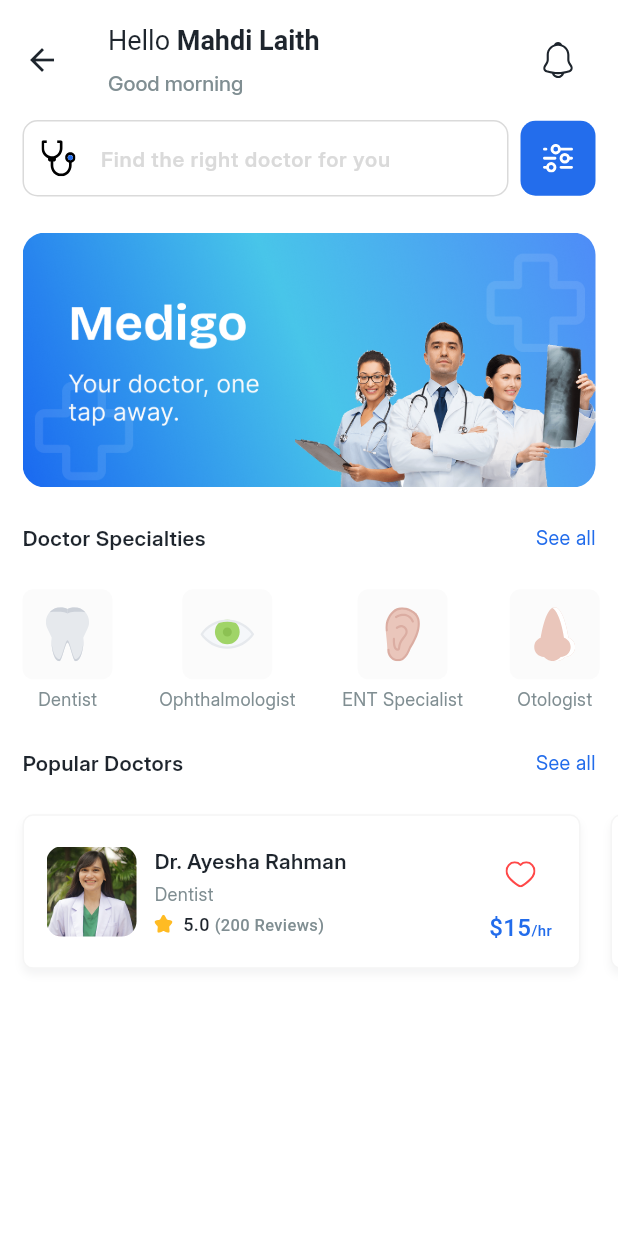
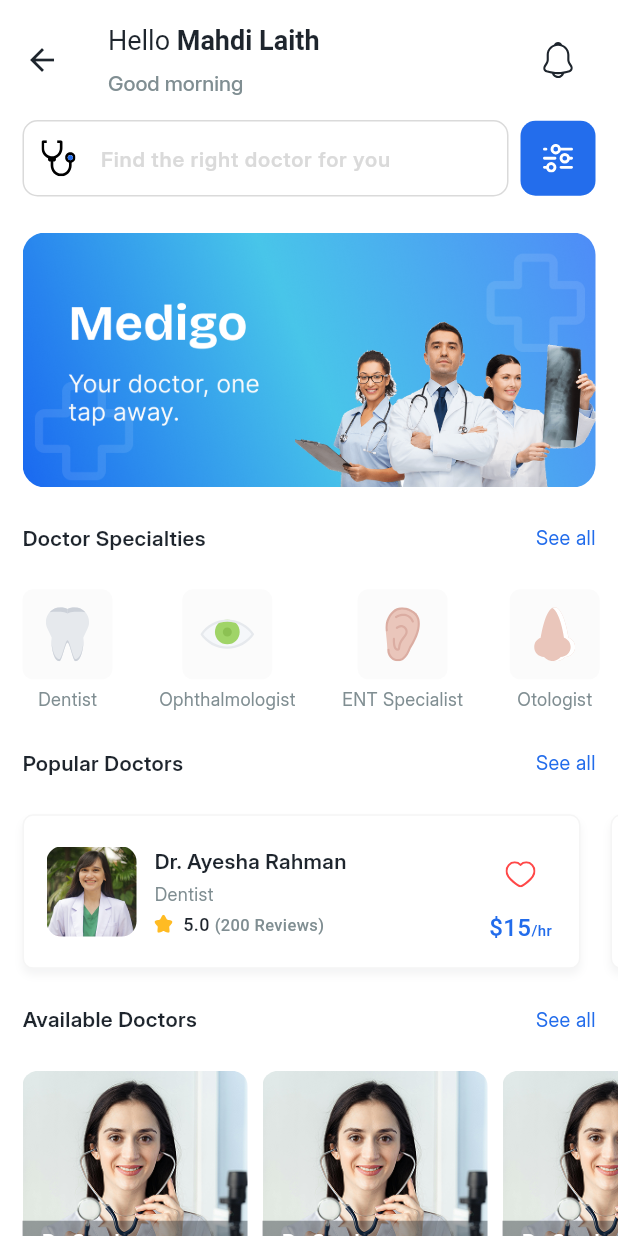
Before and after one commit to LaithMahdi/medigo, a Flutter app: the HomeScreen screen opened directly, on a phone screen of 412 x 824 dp. Run offline on Flutter 3.47's test engine with Material 3 defaults, Android fonts, the phone set to English and light mode, and no system bars; our stand-ins replace flutter_spinkit, flutter_svg, get, shared_preferences; accounts and stored records are empty.

Commit message:
feat: add HomeAvailableDoctorCard and HomeAvailableDoctorSection for displaying available doctors

```diff
--- a/lib/views/home/home_screen.dart
+++ b/lib/views/home/home_screen.dart
@@ -1,14 +1,9 @@
 import 'package:flutter/material.dart';
 import 'package:flutter_svg/flutter_svg.dart';
-import 'package:medigo/core/constant/app_color.dart';
 import 'package:medigo/core/constant/app_image.dart';
-import 'package:medigo/data/dummy.dart';
 import 'package:medigo/shared/spacer.dart';
-import 'package:medigo/views/authentification/widgets/auth_input.dart';
-
-import '../../core/config.dart';
-import '../../core/functions/get_greeting_message.dart';
 import 'widgets/home_appbar_title.dart';
+import 'widgets/home_available_doctor_section.dart';
 import 'widgets/home_cover_sliding.dart';
 import 'widgets/home_popular_doctor_section.dart';
 import 'widgets/home_search_row.dart';
@@ -55,6 +50,13 @@ class HomeScreen extends StatelessWidget {
           ),
           SliverToBoxAdapter(child: VerticalSpacer(24)),
           SliverToBoxAdapter(child: HomePopularDoctorSection()),
+          SliverToBoxAdapter(child: VerticalSpacer(24)),
+          SliverToBoxAdapter(
+            child: HomeSeeMoreButton(title: "Available Doctors", onTap: () {}),
+          ),
+          SliverToBoxAdapter(child: VerticalSpacer(24)),
+          SliverToBoxAdapter(child: HomeAvailableDoctorSection()),
+          SliverToBoxAdapter(child: VerticalSpacer(24)),
         ],
       ),
     );
--- /dev/null
+++ b/lib/views/home/widgets/home_available_doctor_card.dart
@@ -0,0 +1,64 @@
+import 'package:flutter/material.dart';
+import '../../../core/constant/app_color.dart';
+import '../../../core/constant/app_image.dart';
+
+class HomeAvailableDoctorCard extends StatelessWidget {
+  const HomeAvailableDoctorCard({super.key});
+
+  @override
+  Widget build(BuildContext context) {
+    return Container(
+      width: 150,
+      height: 150,
+      decoration: BoxDecoration(borderRadius: BorderRadius.circular(10)),
+      child: Stack(
+        children: [
+          Positioned.fill(
+            child: ClipRRect(
+              borderRadius: BorderRadius.circular(10),
+              child: Image.asset(
+                AppImage.imagesDoctorDoctor3,
+                fit: BoxFit.cover,
+              ),
+            ),
+          ),
+          Positioned(
+            bottom: 0,
+
+            right: 0,
+            left: 0,
+            child: Container(
+              height: 50,
+              padding: EdgeInsets.symmetric(horizontal: 13, vertical: 5),
+              decoration: BoxDecoration(
+                color: AppColor.black.withValues(alpha: .4),
+                borderRadius: BorderRadius.only(
+                  bottomLeft: Radius.circular(10),
+                  bottomRight: Radius.circular(10),
+                ),
+              ),
+              child: Column(
+                spacing: 4,
+                crossAxisAlignment: CrossAxisAlignment.start,
+                children: [
+                  Text(
+                    "Dr. Sarah",
+                    style: TextStyle(
+                      fontSize: 13,
+                      fontWeight: FontWeight.w600,
+                      color: AppColor.white,
+                    ),
+                  ),
+                  Text(
+                    "Otologist",
+                    style: TextStyle(fontSize: 12, color: AppColor.secondary),
+                  ),
+                ],
+              ),
+            ),
+          ),
+        ],
+      ),
+    );
+  }
+}
--- /dev/null
+++ b/lib/views/home/widgets/home_available_doctor_section.dart
@@ -0,0 +1,21 @@
+import 'package:flutter/material.dart';
+import '../../../core/config.dart';
+import 'home_available_doctor_card.dart';
+
+class HomeAvailableDoctorSection extends StatelessWidget {
+  const HomeAvailableDoctorSection({super.key});
+
+  @override
+  Widget build(BuildContext context) {
+    return SingleChildScrollView(
+      scrollDirection: Axis.horizontal,
+      padding: EdgeInsets.symmetric(horizontal: Config.spacing15),
+      child: Row(
+        spacing: 10,
+        children: List.generate(5, (index) {
+          return HomeAvailableDoctorCard();
+        }),
+      ),
+    );
+  }
+}
```
